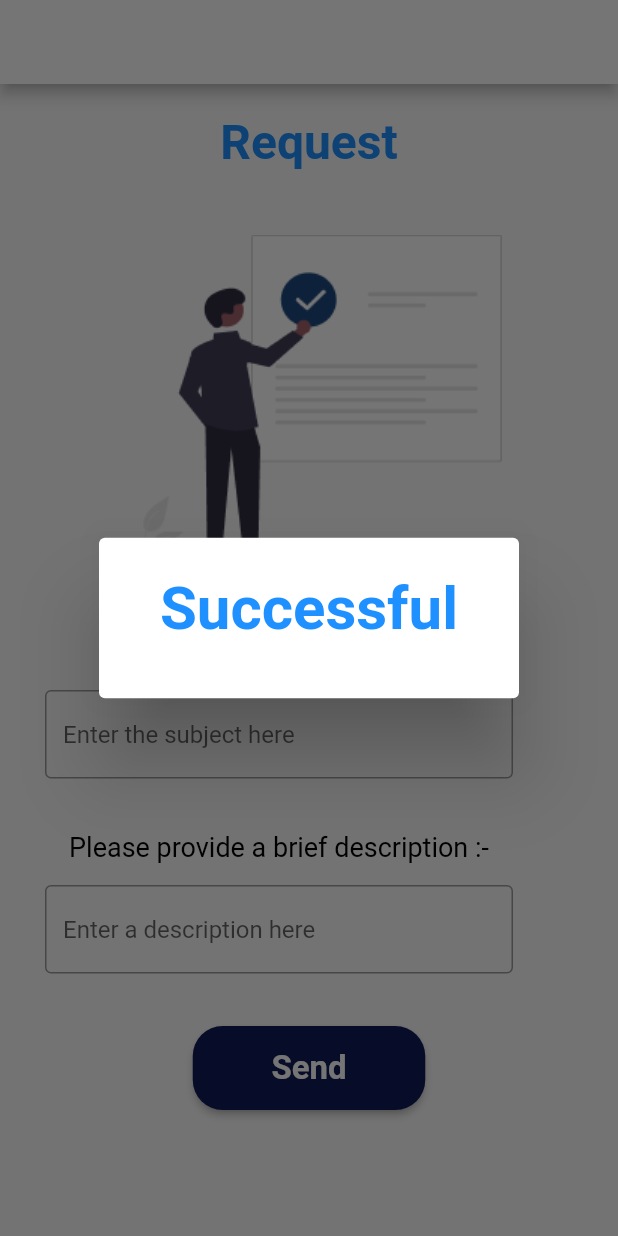
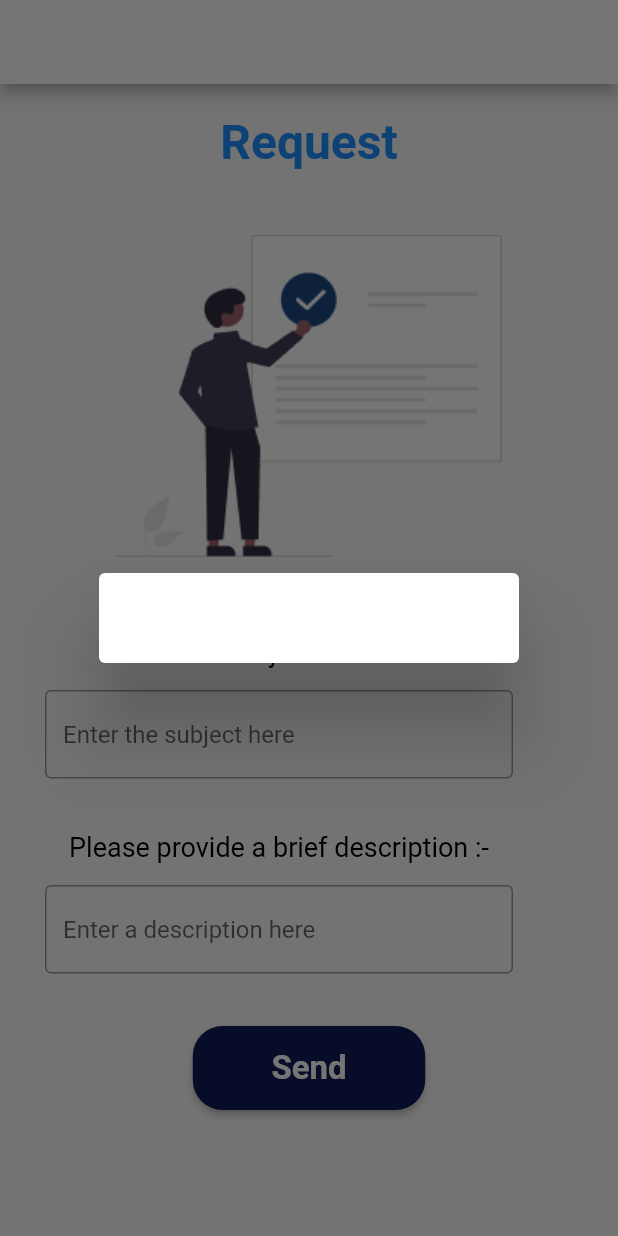
Before and after one commit to Yasodkai11/MAD, a Flutter app: the request screen opened directly, after a tap on "Send", on a phone screen of 412 x 824 dp. Run offline on Flutter 3.47's test engine with Material 2 defaults, Android fonts, the phone set to English and light mode, and no system bars; our stand-ins replace firebase_auth, quickalert; missing offline and left inert: flutter_auth; accounts and stored records are empty.

Commit message:
show dialog

```diff
--- a/unity_world/lib/pages/Request/request_form.dart
+++ b/unity_world/lib/pages/Request/request_form.dart
@@ -121,10 +121,7 @@ class _requestState extends State<request> {
                           return Center(
                             child: AlertDialog(
                               title: const Center(
-                                child: Text("Successful",style: TextStyle(
-                                    color: Color.fromARGB(255, 30, 144, 255),
-                                    fontSize: 40,
-                                    fontWeight: FontWeight.bold),),
+
                               ),
 
                               actions: [
```
